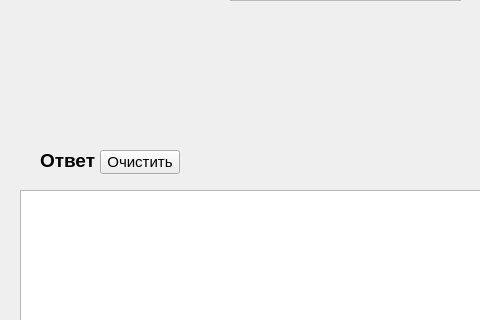
Above: graphs/sixth_task.ui from Basota123/MathMinds before the change; both pictures show x 0 to 480 and y 170 to 490 of the 679 by 609 pixel window. Below: the same form after it.
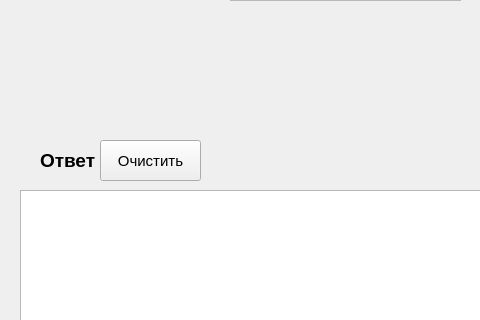
That is the form after the change.

Patch:
```diff
--- a/graphs/sixth_task.ui
+++ b/graphs/sixth_task.ui
@@ -78,9 +78,9 @@
    <property name="geometry">
     <rect>
      <x>100</x>
-     <y>320</y>
-     <width>80</width>
-     <height>24</height>
+     <y>310</y>
+     <width>101</width>
+     <height>41</height>
     </rect>
    </property>
    <property name="font">
```
